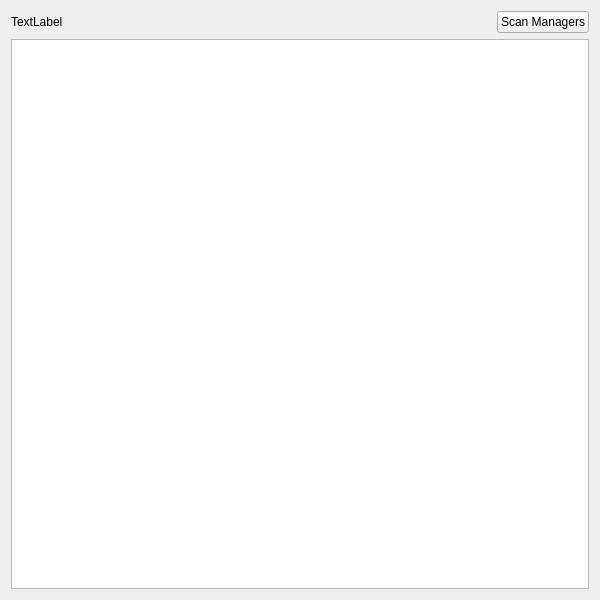
This is SMS/ObjectViewer/ObjectViewer.ui in Goldfire711/sms-tools as Qt 5 draws it before an edit. The edited form follows.
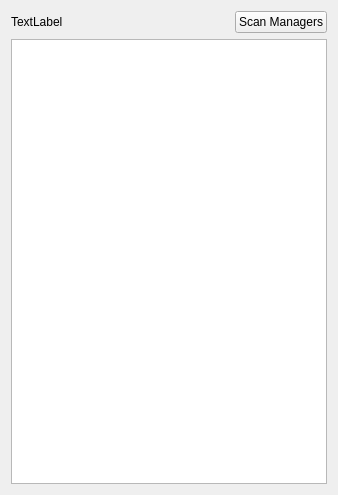
This is the edited form.

```diff
--- a/SMS/ObjectViewer/ObjectViewer.ui
+++ b/SMS/ObjectViewer/ObjectViewer.ui
@@ -6,8 +6,8 @@
    <rect>
     <x>0</x>
     <y>0</y>
-    <width>600</width>
-    <height>600</height>
+    <width>338</width>
+    <height>495</height>
    </rect>
   </property>
   <property name="windowTitle">
@@ -48,7 +48,7 @@
    <item>
     <widget class="QTreeView" name="tree_object">
      <attribute name="headerDefaultSectionSize">
-      <number>300</number>
+      <number>212</number>
      </attribute>
     </widget>
    </item>
```
